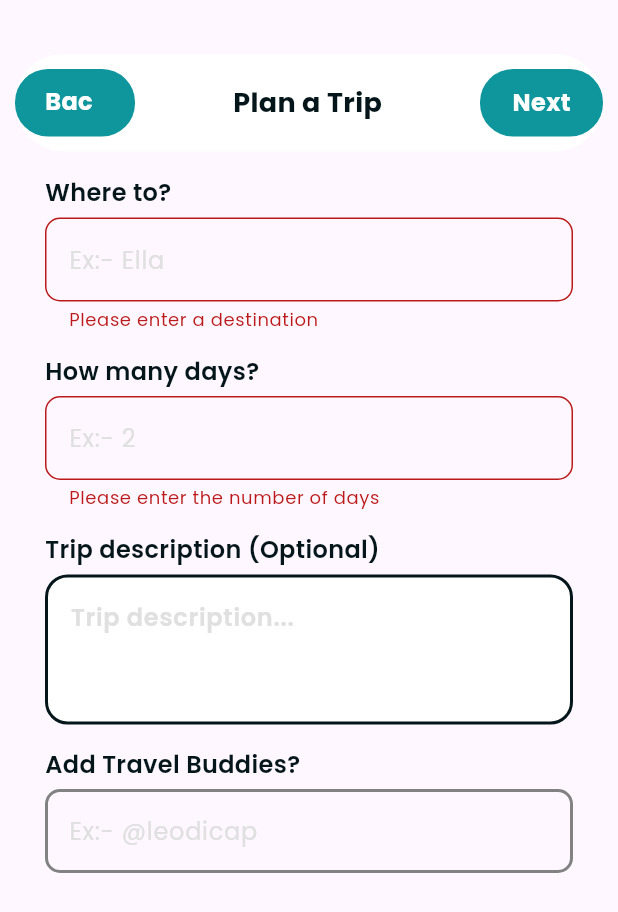
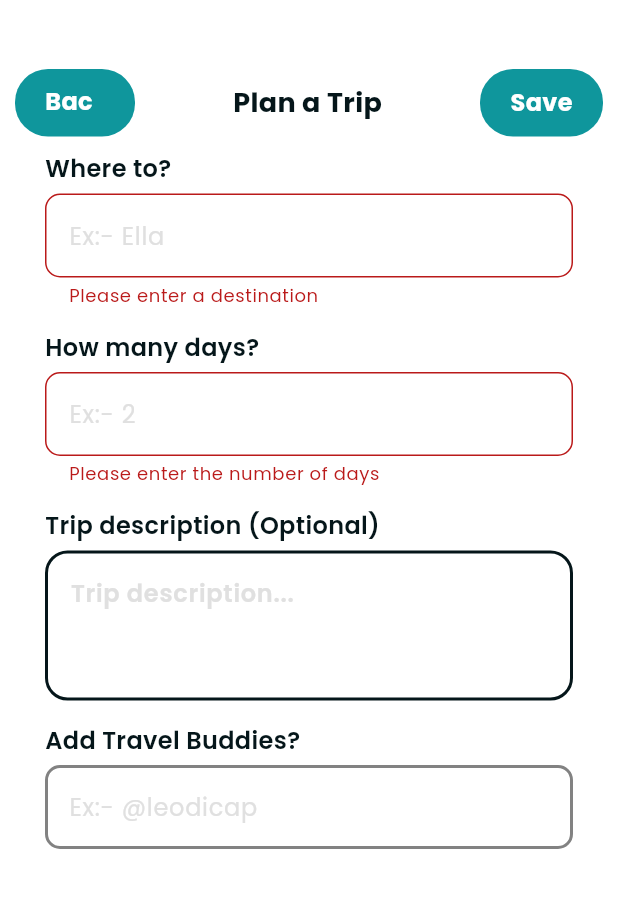
Before and after one commit to CeylonTrail/frontend-mobile, a Flutter app: the TripScreen1 widget shown alone on an empty page, opened directly, after a tap on "Next", on a phone screen of 412 x 824 dp. Shown: the top 912 px of the screen. Run offline on Flutter 3.47's test engine with Material 3 defaults, Android fonts, the phone set to English and light mode, and no system bars; our stand-ins replace flutter_svg, get, google_fonts, image_picker, shared_preferences, smooth_page_indicator; missing offline and left inert: back_button_interceptor; accounts and stored records are empty; network calls fail; statements that could not run were skipped.

Commit message:
trip screens back button case

```diff
--- a/lib/screen/trip_screen_1.dart
+++ b/lib/screen/trip_screen_1.dart
@@ -49,11 +49,13 @@ class TripScreen1State extends State<TripScreen1> {
   }
 
   Widget _buildFirstPage() {
-    return Form(
+    return ColoredBox(
+      color: AppTheme.colors.white,
+      child: Form(
         key: _formKey,
         child: SingleChildScrollView(
           child: Padding(
-          padding: const EdgeInsets.symmetric(vertical: 8.0, horizontal: 30),
+            padding: const EdgeInsets.symmetric(horizontal: 30),
             child: Column(
               children: [
                 Align(
@@ -254,6 +256,7 @@ class TripScreen1State extends State<TripScreen1> {
             ),
           ),
         ),
+      ),
     );
   }
 }
--- a/lib/widgets/trip_appbar_1.dart
+++ b/lib/widgets/trip_appbar_1.dart
@@ -26,6 +26,7 @@ class TripAppbar1 extends StatefulWidget {
 
 class _TripAppbar1State extends State<TripAppbar1> {
   final GlobalKey<ScaffoldState> _scaffoldKey = GlobalKey<ScaffoldState>();
+  bool _isNextMode = true;
 
   @override
   void initState() {
@@ -71,14 +72,14 @@ class _TripAppbar1State extends State<TripAppbar1> {
         ),
         actions: <Widget>[
           TextButton(
-            onPressed: () => Get.back(result: false),
+            onPressed: () => Navigator.pop(context, false),
             child: Text(
               'No',
               style: TextStyle(color: AppTheme.colors.secondary_dark_2),
             ),
           ),
           TextButton(
-            onPressed: () => Get.back(result: true),
+            onPressed: () => Navigator.pop(context, true),
             child: Text(
               'Yes',
               style: TextStyle(color: AppTheme.colors.primary),
@@ -89,7 +90,18 @@ class _TripAppbar1State extends State<TripAppbar1> {
     );
 
     if (result == true) {
-      Get.back();
+      Navigator.pop(context);
+    }
+  }
+
+  void _handleNextPressed() {
+    if (_isNextMode) {
+      widget.onNextPressed();
+      setState(() {
+        _isNextMode = false;
+      });
+    } else {
+      widget.onEditModeToggle();
     }
   }
 
@@ -98,7 +110,9 @@ class _TripAppbar1State extends State<TripAppbar1> {
     return Scaffold(
       key: _scaffoldKey,
       extendBodyBehindAppBar: true,
-      body: Column(
+      body: ColoredBox(
+        color: AppTheme.colors.white,
+        child: Column(
           children: [
             const SizedBox(height: 36),
             SizedBox(
@@ -147,7 +161,7 @@ class _TripAppbar1State extends State<TripAppbar1> {
                         ),
                       ),
                       GestureDetector(
-                      onTap: widget.onNextPressed,
+                        onTap: _handleNextPressed,
                         child: Container(
                           alignment: Alignment.center,
                           width: 82,
@@ -161,7 +175,7 @@ class _TripAppbar1State extends State<TripAppbar1> {
                             borderRadius: BorderRadius.circular(22.0),
                           ),
                           child: Text(
-                          'Next',
+                            _isNextMode ? 'Next' : 'Save',
                             style: TextStyle(
                               fontSize: 16.0,
                               color: AppTheme.colors.white,
@@ -175,12 +189,12 @@ class _TripAppbar1State extends State<TripAppbar1> {
                 ),
               ),
             ),
-          const SizedBox(height: 8),
             Expanded(
               child: widget.content,
             ),
           ],
         ),
+      ),
       bottomNavigationBar: widget.bottomNavBar,
     );
   }
```
Also changed, not shown: lib/controllers/trip_days_controller.dart (deleted, +0 -9 lines), lib/controllers/trip_plan_controller.dart (added, +11 -0 lines), 1 other file. Lines whose indentation alone changed are shown as unchanged.
